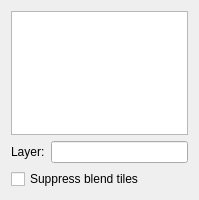
Before: the Qt Designer form src/tiled/curbtooldialog.ui in timbaker/tiled, drawn with Qt 5.
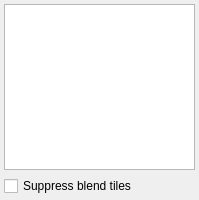
After: the same form once the commit is applied.

```diff
--- a/src/tiled/curbtooldialog.ui
+++ b/src/tiled/curbtooldialog.ui
@@ -14,30 +14,28 @@
    <string>Curb Tool</string>
   </property>
   <layout class="QGridLayout" name="gridLayout">
+   <property name="leftMargin">
+    <number>4</number>
+   </property>
+   <property name="topMargin">
+    <number>4</number>
+   </property>
+   <property name="rightMargin">
+    <number>4</number>
+   </property>
+   <property name="bottomMargin">
+    <number>4</number>
+   </property>
    <item row="3" column="0">
-    <layout class="QHBoxLayout" name="horizontalLayout" stretch="0,0">
-     <item>
-      <widget class="QLabel" name="label">
-       <property name="text">
-        <string>Layer:</string>
-       </property>
-      </widget>
-     </item>
-     <item>
-      <widget class="QLineEdit" name="layer"/>
-     </item>
-    </layout>
-   </item>
-   <item row="0" column="0">
-    <widget class="QListWidget" name="curbList"/>
-   </item>
-   <item row="4" column="0">
     <widget class="QCheckBox" name="suppressBlend">
      <property name="text">
       <string>Suppress blend tiles</string>
      </property>
     </widget>
    </item>
+   <item row="0" column="0">
+    <widget class="QListWidget" name="curbList"/>
+   </item>
   </layout>
  </widget>
  <resources/>
```
